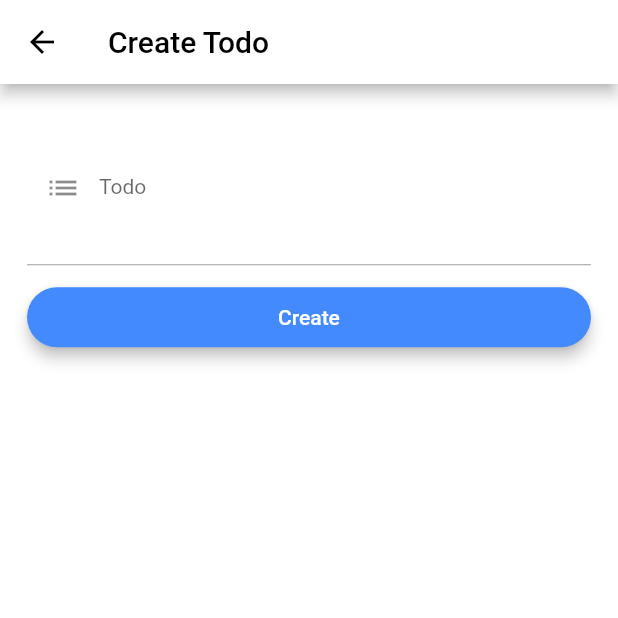
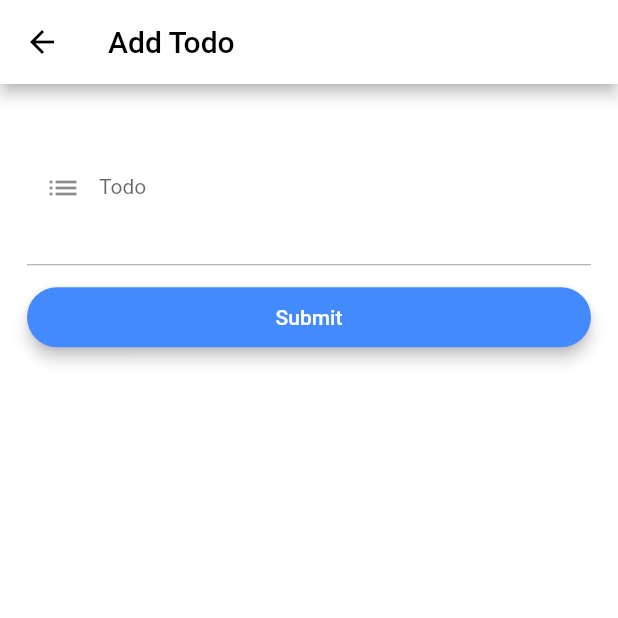
Before and after one commit to akinsete/Flutter-Todo-MVP-App, a Flutter app: the CreateTodoListScreen screen opened by its route, on a phone screen of 412 x 824 dp, the top half of it. Run offline on Flutter 3.47's test engine with Material 2 defaults, Android fonts, the phone set to English and light mode, and no system bars; our stand-ins replace cloud_firestore, firebase_auth, fluttertoast; accounts and stored records are empty.

```diff
--- a/lib/ui/todo_list/create_todo/create_todo_screen.dart
+++ b/lib/ui/todo_list/create_todo/create_todo_screen.dart
@@ -39,7 +39,7 @@ class CreateTodoListScreenState extends BaseState<CreateTodoListScreen> implemen
             color: Colors.black
           ),
           automaticallyImplyLeading: true,
-          title: Text("Create Todo", style: TextStyle(color: Colors.black)),
+          title: Text("Add Todo", style: TextStyle(color: Colors.black)),
           backgroundColor: Colors.white,
         ),
         body: Container(
@@ -80,7 +80,7 @@ class CreateTodoListScreenState extends BaseState<CreateTodoListScreen> implemen
                             child: new RaisedButton (
                                 elevation: 4,
                                 padding: EdgeInsets.all(5),
-                                child: new Text("Create"),
+                                child: new Text("Submit"),
                                 textColor: Colors.white,
                                 onPressed: (){
                                   _validateInputs();
```
